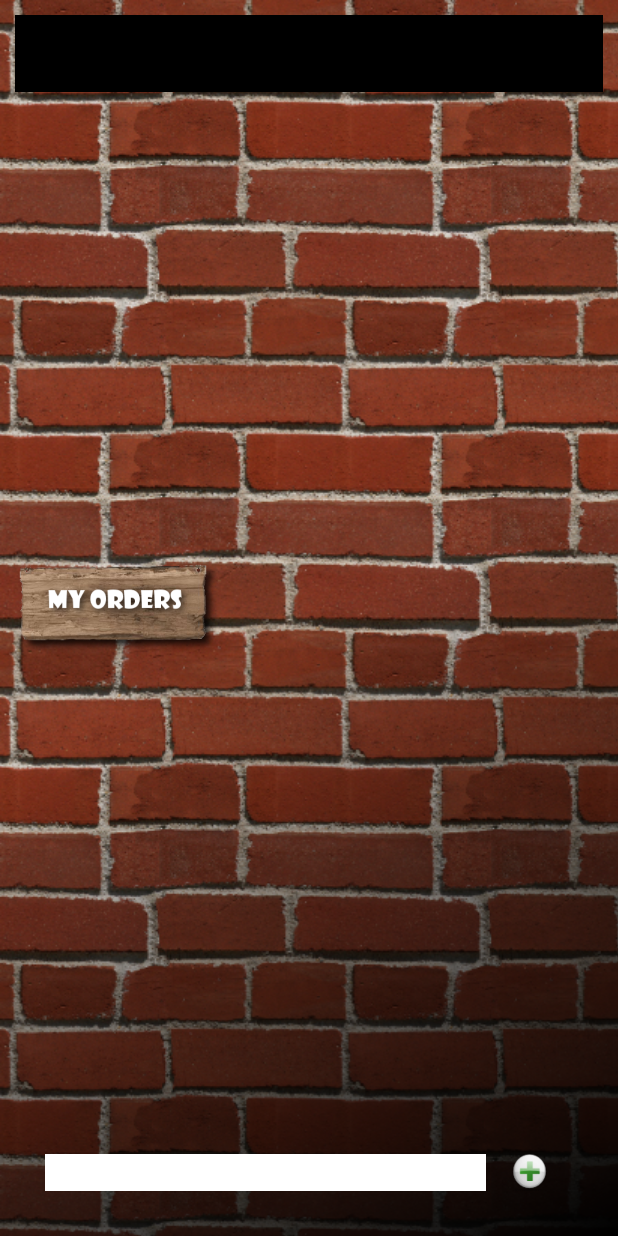
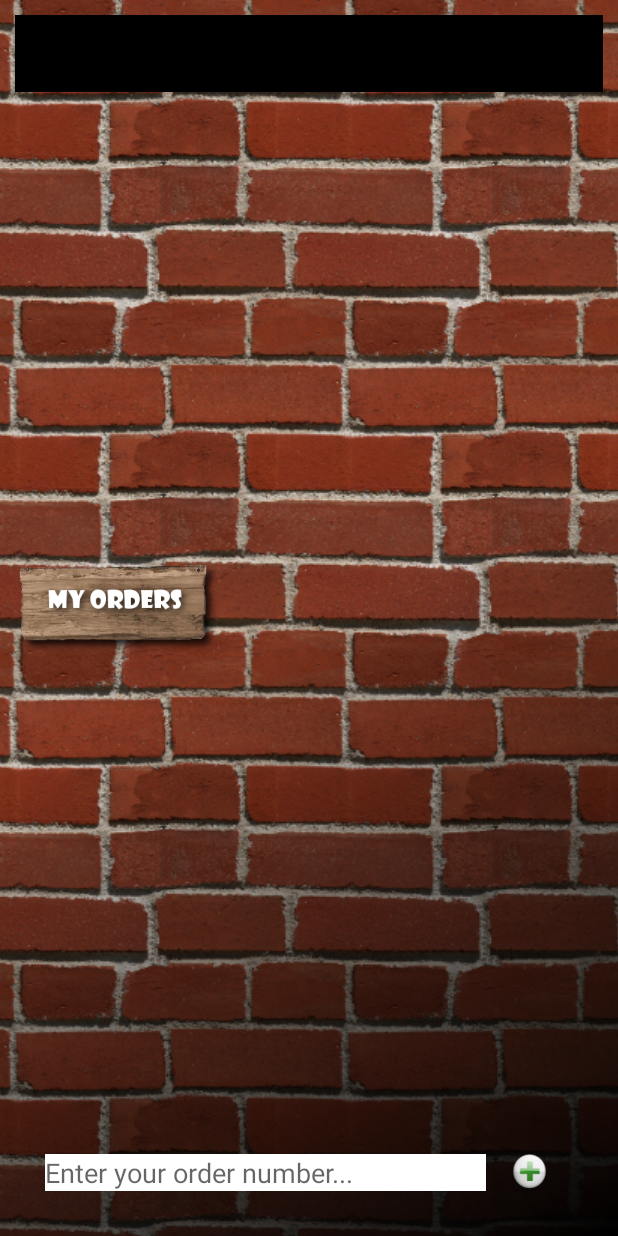
Before and after one commit to VandyApps/pub-android, an Android app: the OrderActivity screen opened directly, with no data from a screen before it, on a phone screen of 412 x 824 dp. Run offline under Robolectric (Android 15) with nearby library versions, the phone set to English and light mode, and no system bars; our stand-ins replace ButterKnife; 4 statements that could not run were skipped.

Commit message:
Added receipts, fixed service

```diff
--- a/PubAndroid/app/src/main/java/com/vandyapps/pubandroid/Constants.java
+++ b/PubAndroid/app/src/main/java/com/vandyapps/pubandroid/Constants.java
@@ -11,5 +11,6 @@ public interface Constants {
     int STOP_REQUEST = 2;
     String STOP_ACTION = "STOP";
     int ORDER_READY_NOTIFICATION = 100;
+    int FOREGROUND_NOTIFICATION = 101;
 
 }
--- a/PubAndroid/app/src/main/java/com/vandyapps/pubandroid/OrderActivity.java
+++ b/PubAndroid/app/src/main/java/com/vandyapps/pubandroid/OrderActivity.java
@@ -1,12 +1,12 @@
 package com.vandyapps.pubandroid;
 
 import java.lang.ref.WeakReference;
-import java.util.ArrayList;
+import java.util.HashMap;
 import java.util.List;
+import java.util.Map;
 import java.util.concurrent.atomic.AtomicBoolean;
 
 import android.app.Activity;
-import android.app.Dialog;
 import android.content.ComponentName;
 import android.content.Context;
 import android.content.Intent;
@@ -18,11 +18,9 @@ import android.os.IBinder;
 import android.os.Message;
 import android.os.Messenger;
 import android.util.Log;
-import android.view.View;
-import android.view.View.OnClickListener;
 import android.widget.ArrayAdapter;
-import android.widget.Button;
 import android.widget.EditText;
+import android.widget.LinearLayout;
 import android.widget.ListView;
 import android.widget.TextView;
 import android.widget.Toast;
@@ -40,15 +38,13 @@ public class OrderActivity extends Activity {
     private AtomicBoolean mBound = new AtomicBoolean(false);
     @InjectView(R.id.number_list)
     TextView mTextView;
-    @InjectView(R.id.listview_my_orders)
-    ListView mListView;
+    @InjectView(R.id.layout_receipt_holder)
+    LinearLayout mLinearLayout;
     @InjectView(R.id.edittext_new_order)
     EditText mEditText;
-    private ArrayAdapter<Integer> mWatching;
     private List<Order> mOrders;
     private QueryService mService;
     private Messenger mMessenger = new Messenger(new PubHandler(this));
-    private long mLastUpdated = -1;
 
     private static class PubHandler extends Handler {
         /* We have to use a weak reference here to avoid memory leaks.
@@ -90,7 +86,13 @@ public class OrderActivity extends Activity {
             mService = b.getService();
             mBound.set(true);
             mService.setMessenger(mMessenger);
-            mService.startQueries();
+
+            // Get the orders that the service is watching for. This is our base
+            // truth.
+            mLinearLayout.removeAllViews();
+            for (Integer i : mService.getWatching())
+                addReceiptToList(i);
+
         }
 
         @Override
@@ -114,19 +116,21 @@ public class OrderActivity extends Activity {
             mTextView.setTypeface(myTypeface);
         }
         catch (Exception e) {} // Just eat exceptions. Not having that font is no big deal.
+    }
 
-        // Setup the listview & adapter
-        mWatching = new ArrayAdapter<Integer>(this, R.layout.list_item);
-        mListView.setAdapter(mWatching);
-
+    // Bind to the service when we're visible.
+    @Override
+    protected void onResume () {
+        super.onResume();
         Intent i = new Intent(this, QueryService.class);
         bindService(i, mServiceConnection, Context.BIND_AUTO_CREATE);
-
     }
 
+    // Unbind when we're not. We don't want the service querying if the activity isn't visible
+    // (but it will if we started the service in the foreground earlier).
     @Override
-    protected void onDestroy() {
-        super.onDestroy();
+    protected void onPause() {
+        super.onPause();
         unbindService(mServiceConnection);
     }
 
@@ -140,15 +144,23 @@ public class OrderActivity extends Activity {
         mOrders = orders;
         mTextView.setText("");
         for (Order order : orders) {
-            mTextView.append(String.valueOf(order.getOrderNumber()) + " ");
+            int orderNum = order.getOrderNumber();
 
-            // TODO - Do something special if we find the order we were looking for.
+            mTextView.append(String.valueOf(orderNum) + " ");
+
+            //
         }
     }
 
     // Called when a user is adding a new order to watch for.
     @OnClick(R.id.button_add_order)
     public void addOrder() {
+        // If we're not bound to the service yet, ask the user to wait.
+        if (!mBound.get()) {
+            Toast.makeText(this, "Starting service. Please try again.", Toast.LENGTH_SHORT);
+            return;
+        }
+
         int orderNum;
         try {
             orderNum = Integer.parseInt(mEditText.getText().toString());
@@ -159,14 +171,35 @@ public class OrderActivity extends Activity {
         }
 
         // Add whatever's in the textbox to the list of orders we're watching.
-        mWatching.add(orderNum);
-        mWatching.notifyDataSetChanged();
+        addReceiptToList(orderNum);
 
         // Tell the service we're looking for another order
         mService.setNotify(orderNum);
 
+        // Start it in the foreground.
+        startService(new Intent(this, QueryService.class));
+
         // Clear the edit text
         mEditText.setText("");
+
+        // Make a toast telling them we'll notify them when it comes up
+        Toast.makeText(this, "We'll notify you when your order is ready. Please keep your receipt.",
+                Toast.LENGTH_SHORT).show();
+    }
+
+    /**
+     * Makes a text view that looks like a receipt for that order and attaches it to the
+     * LinearLayout
+     */
+    private void addReceiptToList(int orderNum) {
+        // Inflate the receipt view.
+        TextView receipt = (TextView) getLayoutInflater().inflate(R.layout.receipt_item, mLinearLayout, false);
+
+        // Set the text.
+        receipt.setText(String.valueOf(orderNum));
+
+        // Add the receipt
+        mLinearLayout.addView(receipt, 0);
     }
 
 }
--- a/PubAndroid/app/src/main/res/layout/activity_order.xml
+++ b/PubAndroid/app/src/main/res/layout/activity_order.xml
@@ -39,13 +39,37 @@
             android:src="@drawable/my_orders_sign"
             />
 
-        <ListView
-            android:id="@+id/listview_my_orders"
+        <HorizontalScrollView
             android:layout_width="fill_parent"
             android:layout_height="0dp"
-            android:layout_weight="1"
-            android:gravity="center_horizontal"
-            />
+            android:layout_weight="1">
+            <LinearLayout
+                android:id="@+id/layout_receipt_holder"
+                android:layout_width="fill_parent"
+                android:layout_height="match_parent"
+                android:orientation="horizontal"
+               >
+            <LinearLayout  xmlns:android="http://schemas.android.com/apk/res/android"
+                android:layout_width="wrap_content"
+                android:layout_height="wrap_content"
+                android:layout_margin="15dp"
+                android:gravity="center"
+                android:background="@drawable/receipt">
+                <TextView
+                    android:id="@+id/receipt_item_tv"
+                    android:layout_width="wrap_content"
+                    android:layout_height="wrap_content"
+                    android:paddingTop="15dp"
+                    android:paddingRight="15dp"
+                    android:paddingLeft="15dp"
+                    android:gravity="center"
+                    android:text="test"
+                    android:background="@drawable/shadow_shape"
+                    android:textColor="@android:color/black"
+                    android:textSize="22sp" />
+            </LinearLayout>
+            </LinearLayout>
+            </HorizontalScrollView>
 
         <LinearLayout
             android:layout_width="fill_parent"
@@ -60,7 +84,8 @@
                 android:background="@android:color/white"
                 android:inputType="number"
                 android:layout_weight="1"
-                />
+                android:hint="Enter your order number..."
+            />
 
             <ImageButton
                 android:id="@+id/button_add_order"
```
Also changed, not shown: PubAndroid/app/src/main/java/com/vandyapps/pubandroid/QueryService.java (+116 -92 lines), PubAndroid/app/src/main/res/layout/list_item.xml (deleted, +0 -9 lines), PubAndroid/app/src/main/res/layout/receipt_item.xml (added, +13 -0 lines), PubAndroid/app/src/main/res/drawable/receipt.9.png (added).
